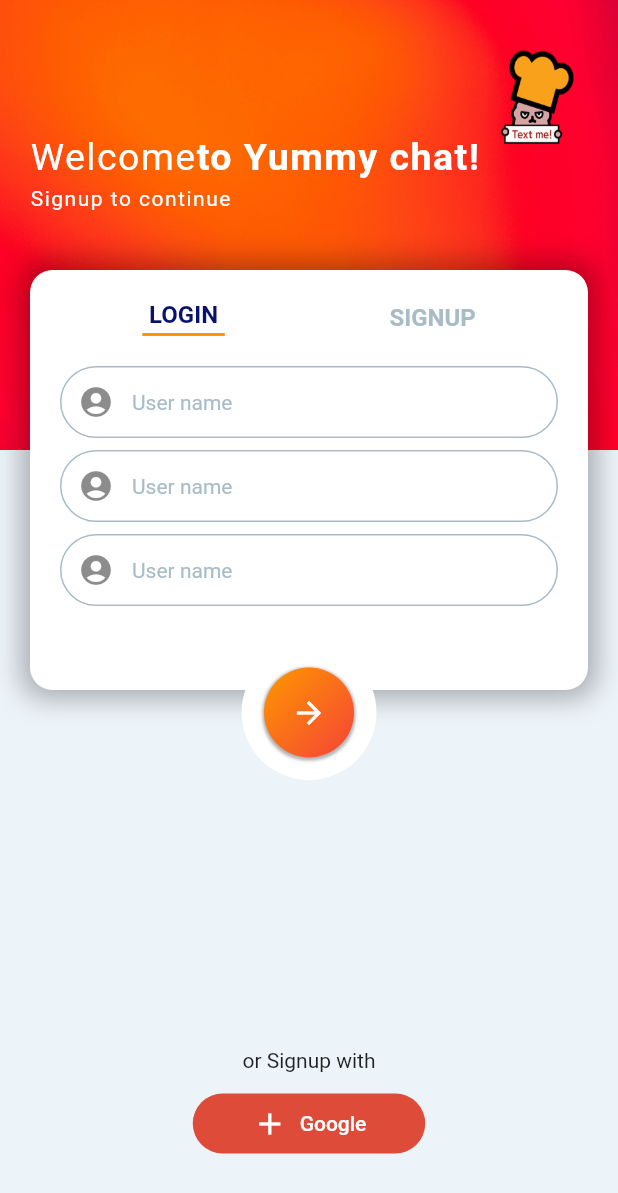
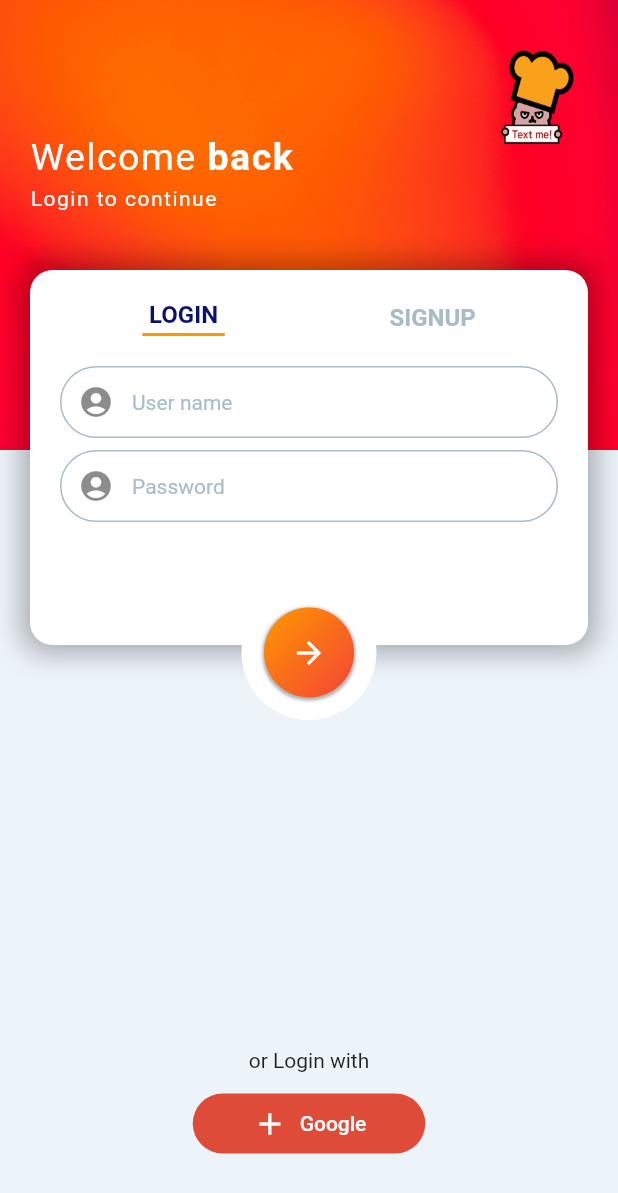
Before and after one commit to kwonjs1996/flutter-chatting, a Flutter app: the screen it shows after launch, after a tap on "LOGIN", on a phone screen of 412 x 824 dp. Shown: the top 1193 px of the screen. Run offline on Flutter 3.47's test engine with Material 2 defaults, Android fonts, the phone set to English and light mode, and no system bars.

Commit message:
chatting app UI Animated bool isSignupScreen

```diff
--- a/lib/screens/main_screen.dart
+++ b/lib/screens/main_screen.dart
@@ -44,7 +44,7 @@ class _LoginSignupScreenState extends State<LoginSignupScreen> {
                         ),
                         children: [
                           TextSpan(
-                            text: 'to Yummy chat!',
+                            text: isSignupScreen ? 'to Yummy chat!' : ' back',
                             style: TextStyle(
                               letterSpacing: 1,
                               fontSize: 25,
@@ -59,7 +59,9 @@ class _LoginSignupScreenState extends State<LoginSignupScreen> {
                       height: 5,
                     ),
                     Text(
-                      'Signup to continue',
+                      isSignupScreen
+                          ? 'Signup to continue'
+                          : 'Login to continue',
                       style: TextStyle(
                         letterSpacing: 1,
                         color: Colors.white,
@@ -71,11 +73,15 @@ class _LoginSignupScreenState extends State<LoginSignupScreen> {
             ),
           ),
           //배경
-          Positioned(
+          AnimatedPositioned(
+            duration: Duration(milliseconds: 500),
+            curve: Curves.easeIn,
             top: 180,
-            child: Container(
+            child: AnimatedContainer(
+              duration: Duration(milliseconds: 500),
+              curve: Curves.easeIn,
               padding: EdgeInsets.all(20),
-              height: 280,
+              height: isSignupScreen ? 280 : 250,
               width: MediaQuery.of(context).size.width - 40,
               margin: EdgeInsets.symmetric(horizontal: 20),
               decoration: BoxDecoration(
@@ -152,6 +158,7 @@ class _LoginSignupScreenState extends State<LoginSignupScreen> {
                       ),
                     ],
                   ),
+                  if (isSignupScreen)
                     Container(
                       padding: EdgeInsets.only(top: 20),
                       child: Form(
@@ -206,6 +213,73 @@ class _LoginSignupScreenState extends State<LoginSignupScreen> {
                                     Radius.circular(35),
                                   ),
                                 ),
+                                hintText: 'E-mail',
+                                hintStyle: TextStyle(
+                                  fontSize: 14,
+                                  color: Palette.textColor1,
+                                ),
+                                contentPadding: EdgeInsets.all(10),
+                              ),
+                            ),
+                            SizedBox(
+                              height: 8,
+                            ),
+                            TextFormField(
+                              decoration: InputDecoration(
+                                prefixIcon: Icon(
+                                  Icons.account_circle,
+                                ),
+                                enabledBorder: OutlineInputBorder(
+                                  borderSide:
+                                      BorderSide(color: Palette.textColor1),
+                                  borderRadius: BorderRadius.all(
+                                    Radius.circular(35),
+                                  ),
+                                ),
+                                focusedBorder: OutlineInputBorder(
+                                  borderSide:
+                                      BorderSide(color: Palette.textColor1),
+                                  borderRadius: BorderRadius.all(
+                                    Radius.circular(35),
+                                  ),
+                                ),
+                                hintText: 'Password',
+                                hintStyle: TextStyle(
+                                  fontSize: 14,
+                                  color: Palette.textColor1,
+                                ),
+                                contentPadding: EdgeInsets.all(10),
+                              ),
+                            ),
+                          ],
+                        ),
+                      ),
+                    ),
+                  if (!isSignupScreen)
+                    Container(
+                      margin: EdgeInsets.only(top: 20),
+                      child: Form(
+                        child: Column(
+                          children: [
+                            TextFormField(
+                              decoration: InputDecoration(
+                                prefixIcon: Icon(
+                                  Icons.account_circle,
+                                ),
+                                enabledBorder: OutlineInputBorder(
+                                  borderSide:
+                                      BorderSide(color: Palette.textColor1),
+                                  borderRadius: BorderRadius.all(
+                                    Radius.circular(35),
+                                  ),
+                                ),
+                                focusedBorder: OutlineInputBorder(
+                                  borderSide:
+                                      BorderSide(color: Palette.textColor1),
+                                  borderRadius: BorderRadius.all(
+                                    Radius.circular(35),
+                                  ),
+                                ),
                                 hintText: 'User name',
                                 hintStyle: TextStyle(
                                   fontSize: 14,
@@ -236,7 +310,7 @@ class _LoginSignupScreenState extends State<LoginSignupScreen> {
                                     Radius.circular(35),
                                   ),
                                 ),
-                              hintText: 'User name',
+                                hintText: 'Password',
                                 hintStyle: TextStyle(
                                   fontSize: 14,
                                   color: Palette.textColor1,
@@ -253,8 +327,10 @@ class _LoginSignupScreenState extends State<LoginSignupScreen> {
             ),
           ),
           //텍스트 폼 필드
-          Positioned(
-            top: 430,
+          AnimatedPositioned(
+            duration: Duration(milliseconds: 500),
+            curve: Curves.easeIn,
+            top: isSignupScreen ? 430 : 390,
             right: 0,
             left: 0,
             child: Center(
@@ -294,14 +370,14 @@ class _LoginSignupScreenState extends State<LoginSignupScreen> {
               ),
             ),
           ),
-          //전송버ㅡㄴ
+          //전송버튼
           Positioned(
             top: MediaQuery.of(context).size.height - 125,
             right: 0,
             left: 0,
             child: Column(
               children: [
-                Text('or Signup with'),
+                Text(isSignupScreen ? 'or Signup with' : 'or Login with'),
                 SizedBox(
                   height: 10,
                 ),
```
Lines whose indentation alone changed are shown as unchanged.
